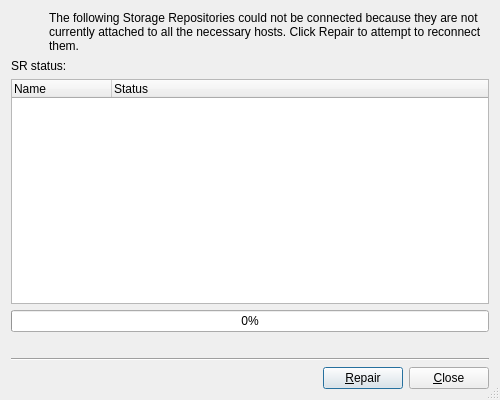
Qt form src/xenadmin-ui/dialogs/repairsrdialog.ui (benapetr/XenAdminQt) before a commit.
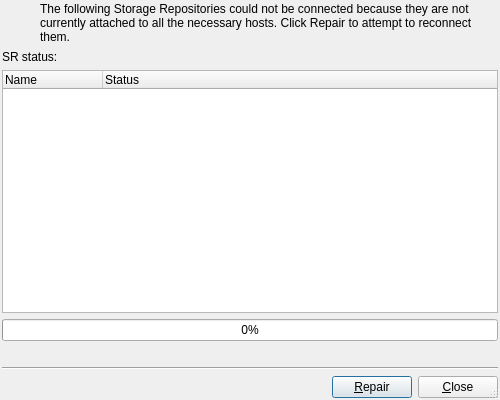
The same form after that commit. Icons and pictures are not drawn.

```diff
--- a/src/xenadmin-ui/dialogs/repairsrdialog.ui
+++ b/src/xenadmin-ui/dialogs/repairsrdialog.ui
@@ -17,6 +17,18 @@
    <bool>true</bool>
   </property>
   <layout class="QVBoxLayout" name="verticalLayout">
+   <property name="leftMargin">
+    <number>2</number>
+   </property>
+   <property name="topMargin">
+    <number>2</number>
+   </property>
+   <property name="rightMargin">
+    <number>2</number>
+   </property>
+   <property name="bottomMargin">
+    <number>2</number>
+   </property>
    <item>
     <layout class="QHBoxLayout" name="headerLayout">
      <item>
```
Left out of the diff: 12 changed lines with no effect on the pictures.
